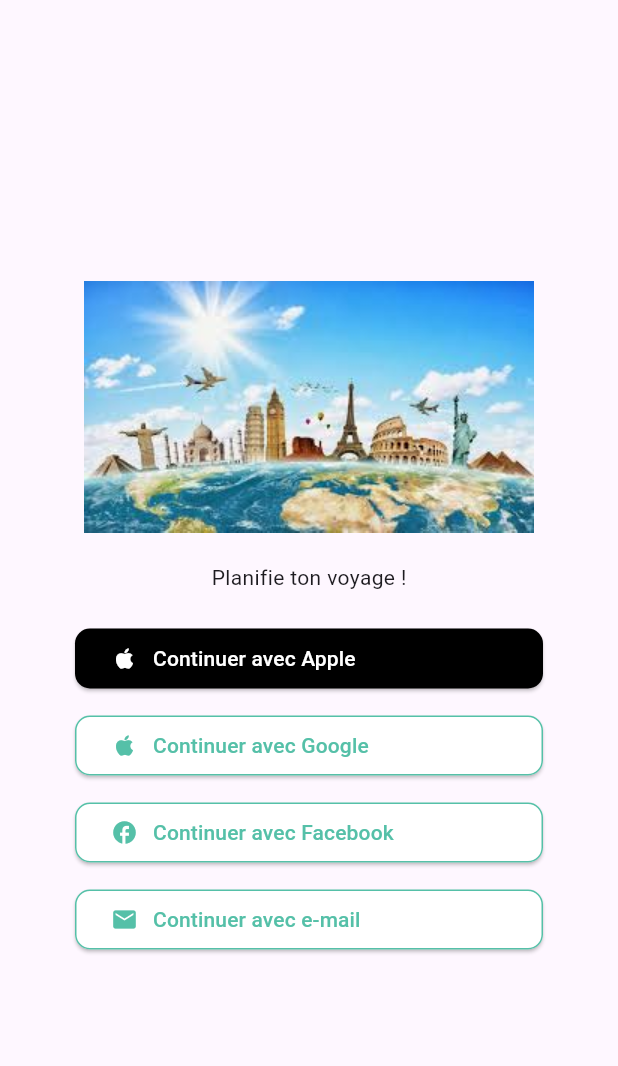
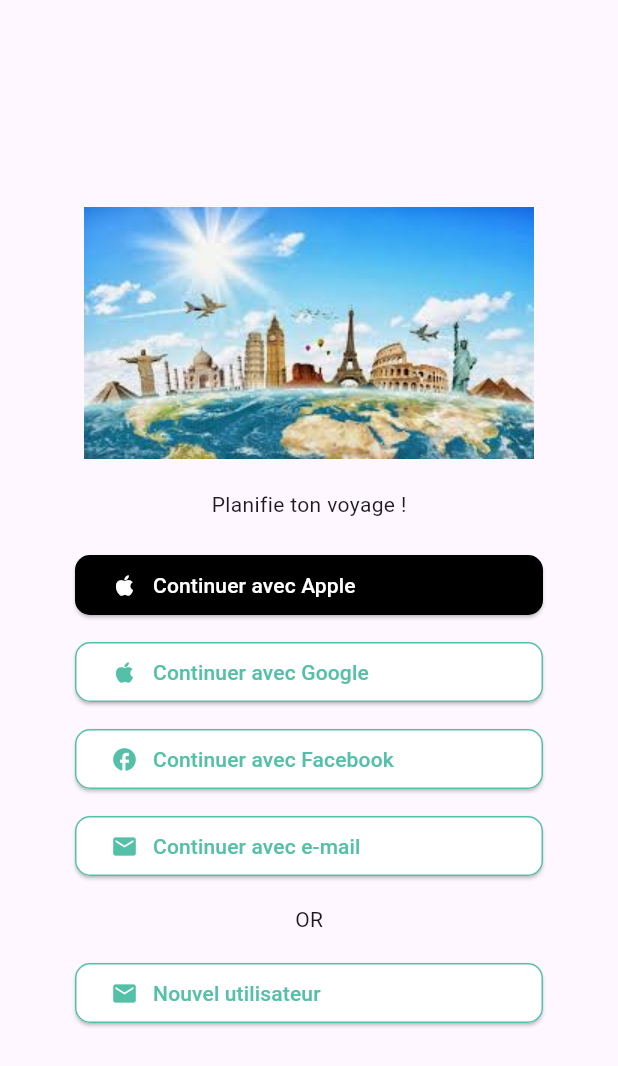
Before and after one commit to ESGI-69/challenge-flutter-go, a Flutter app: the screen it shows after launch, on a phone screen of 412 x 824 dp. Shown: the top 1066 px of the screen. Run offline on Flutter 3.47's test engine with Material 3 defaults, Android fonts, the phone set to English and light mode, and no system bars; our stand-ins replace flutter_bloc, flutter_secure_storage, flutter_svg.

Commit message:
feat(sign in page): sign in button

```diff
--- a/move_together_app/lib/home/home_screen.dart
+++ b/move_together_app/lib/home/home_screen.dart
@@ -114,6 +114,32 @@ class HomeScreen extends StatelessWidget {
                   ],
                 ),
               ),
+              const SizedBox(height: 15), // Add some spacing
+              const Text('OR'),
+              const SizedBox(height: 15),
+              ElevatedButton(
+                onPressed: () {
+                  Navigator.pushNamed(context, '/signup');
+                },
+                style: ButtonStyle(
+                  backgroundColor: WidgetStateProperty.all<Color>(Colors.white),
+                  foregroundColor: WidgetStateProperty.all<Color>(const Color(0xFF55C0A8)),
+                  side: WidgetStateProperty.all<BorderSide>(const BorderSide(color: Color(0xFF55C0A8))),
+                  shape: WidgetStateProperty.all<RoundedRectangleBorder>(
+                    RoundedRectangleBorder(
+                      borderRadius: BorderRadius.circular(10.0),
+                    ),
+                  ),
+                ),
+                child: const Row(
+                  mainAxisAlignment: MainAxisAlignment.start,
+                  children: <Widget>[
+                    Icon(Icons.email),
+                    SizedBox(width: 10), // spacing
+                    Text('Nouvel utilisateur'),
+                  ],
+                ),
+              ),
             ],
           ),
         ),
```
